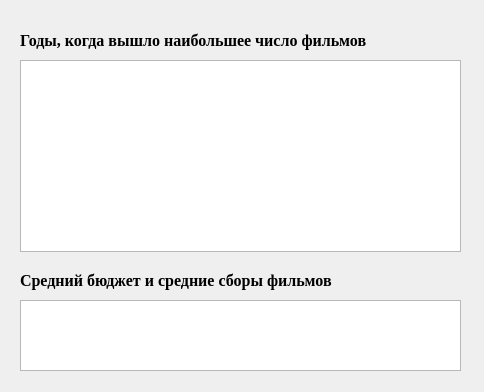
Qt form Client/storedprocedures.ui (NikitaVirachev/course-work-on-DB) before a commit.
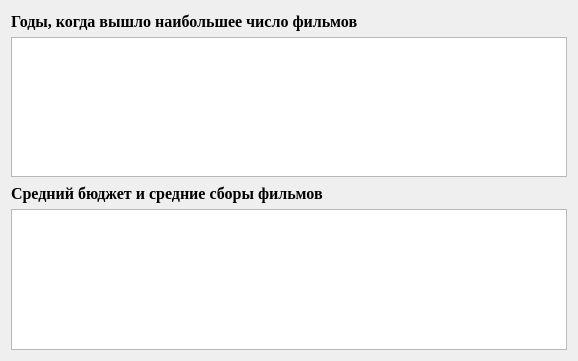
The same form after that commit.

What changed in the file:
```diff
--- a/Client/storedprocedures.ui
+++ b/Client/storedprocedures.ui
@@ -6,22 +6,22 @@
    <rect>
     <x>0</x>
     <y>0</y>
-    <width>484</width>
-    <height>392</height>
+    <width>578</width>
+    <height>361</height>
    </rect>
   </property>
   <property name="windowTitle">
    <string>Form</string>
   </property>
+  <layout class="QGridLayout" name="gridLayout">
+   <item row="0" column="0">
+    <layout class="QVBoxLayout" name="verticalLayout_3">
+     <item>
+      <layout class="QVBoxLayout" name="verticalLayout">
+       <item>
+        <layout class="QHBoxLayout" name="horizontalLayout">
+         <item>
   <widget class="QLabel" name="label">
-   <property name="geometry">
-    <rect>
-     <x>20</x>
-     <y>30</y>
-     <width>451</width>
-     <height>21</height>
-    </rect>
-   </property>
    <property name="font">
     <font>
      <family>Times New Roman</family>
@@ -34,25 +34,31 @@
     <string>Годы, когда вышло наибольшее число фильмов</string>
    </property>
   </widget>
-  <widget class="QTableView" name="tableView">
-   <property name="geometry">
-    <rect>
-     <x>20</x>
-     <y>60</y>
-     <width>441</width>
-     <height>192</height>
-    </rect>
-   </property>
-  </widget>
+         </item>
+         <item>
+          <spacer name="horizontalSpacer">
+           <property name="orientation">
+            <enum>Qt::Horizontal</enum>
+           </property>
+           <property name="sizeHint" stdset="0">
+            <size>
+             <width>40</width>
+             <height>20</height>
+            </size>
+           </property>
+          </spacer>
+         </item>
+        </layout>
+       </item>
+       <item>
+        <widget class="QTableView" name="tableView"/>
+       </item>
+       <item>
+        <layout class="QVBoxLayout" name="verticalLayout_2">
+         <item>
+          <layout class="QHBoxLayout" name="horizontalLayout_2">
+           <item>
   <widget class="QLabel" name="label_2">
-   <property name="geometry">
-    <rect>
-     <x>20</x>
-     <y>270</y>
-     <width>441</width>
-     <height>21</height>
-    </rect>
-   </property>
    <property name="font">
     <font>
      <family>Times New Roman</family>
@@ -65,16 +71,32 @@
     <string>Средний бюджет и средние сборы фильмов</string>
    </property>
   </widget>
-  <widget class="QTableView" name="tableView_2">
-   <property name="geometry">
-    <rect>
-     <x>20</x>
-     <y>300</y>
-     <width>441</width>
-     <height>71</height>
-    </rect>
-   </property>
-  </widget>
+           </item>
+           <item>
+            <spacer name="horizontalSpacer_2">
+             <property name="orientation">
+              <enum>Qt::Horizontal</enum>
+             </property>
+             <property name="sizeHint" stdset="0">
+              <size>
+               <width>40</width>
+               <height>20</height>
+              </size>
+             </property>
+            </spacer>
+           </item>
+          </layout>
+         </item>
+         <item>
+          <widget class="QTableView" name="tableView_2"/>
+         </item>
+        </layout>
+       </item>
+      </layout>
+     </item>
+    </layout>
+   </item>
+  </layout>
  </widget>
  <resources/>
  <connections/>
```
Lines whose indentation alone changed are shown as unchanged.
